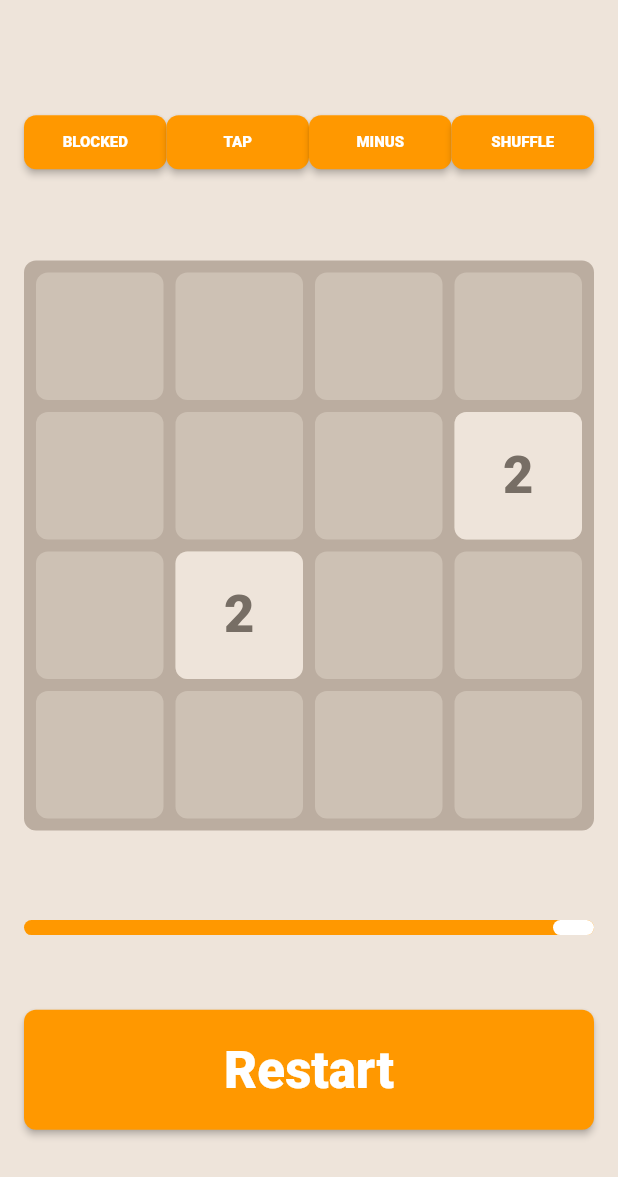
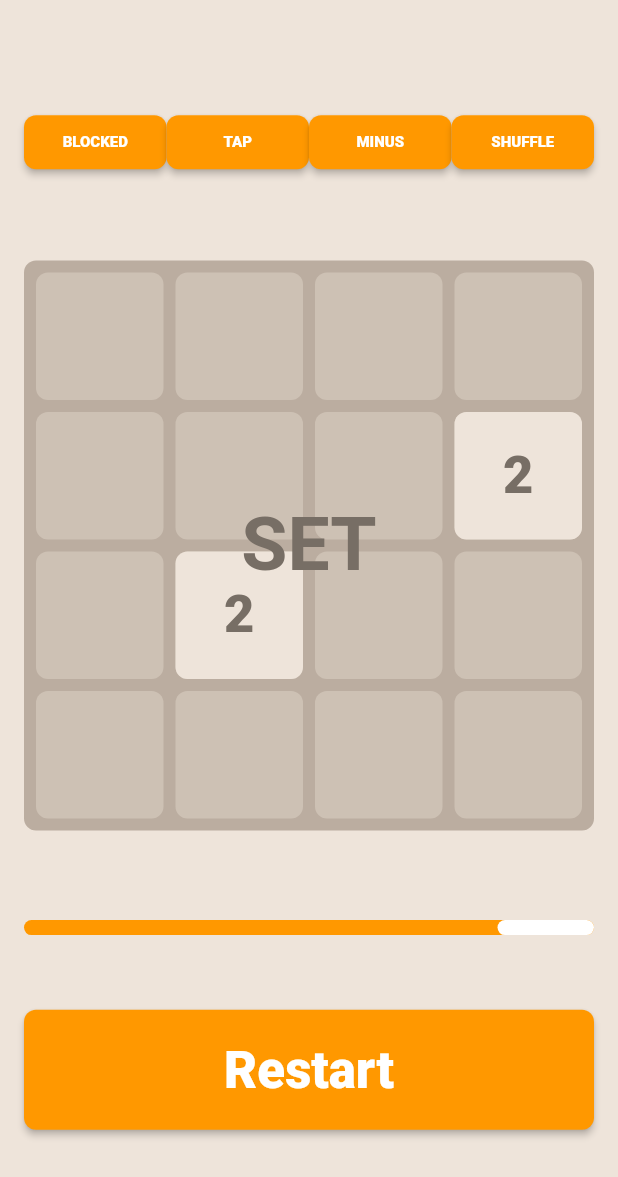
Before and after one commit to LeoPororo/tester2048, a Flutter app: the screen it shows after launch, after a tap on "Restart", on a phone screen of 412 x 824 dp. Shown: the top 1177 px of the screen. Run offline on Flutter 3.47's test engine with Material 2 defaults, Android fonts, the phone set to English and light mode, and no system bars.

Commit message:
Add Ready Set Go!

```diff
--- a/lib/main.dart
+++ b/lib/main.dart
@@ -35,6 +35,7 @@ class Home2048 extends StatefulWidget {
 class _Home2048State extends State<Home2048>
     with SingleTickerProviderStateMixin {
   Timer _timer;
+  Timer _readySetTimer;
   int counter = maxTimerInSeconds;
   AnimationController controller;
 
@@ -54,6 +55,9 @@ class _Home2048State extends State<Home2048>
   ActionMode actionMode = ActionMode.SWIPE;
   OperatorMode operatorMode = OperatorMode.ADD;
   bool isTimerOn = true;
+  bool isReady = false;
+  int readyCount = 0;
+  List<String> readySetStrings = ["READY", "SET", "GO!!!", ""];
 
   @override
   void initState() {
@@ -76,8 +80,7 @@ class _Home2048State extends State<Home2048>
         });
       }
     });
-
-    restartGame();
+    startReadySet();
   }
 
   @override
@@ -165,7 +168,14 @@ class _Home2048State extends State<Home2048>
         padding: EdgeInsets.all(16.0),
         child: Column(
           mainAxisAlignment: MainAxisAlignment.spaceEvenly,
-          children: <Widget>[
+          children: setupGameView(stackItems, gridSize),
+        ),
+      ),
+    );
+  }
+
+  List<Widget> setupGameView(List<Widget> stackItems, double gridSize) {
+    return <Widget>[
       Row(
         children: <Widget>[
           Expanded(
@@ -228,6 +238,8 @@ class _Home2048State extends State<Home2048>
           ),
         ],
       ),
+      Stack(
+        children: <Widget>[
           Container(
             child: actionMode == ActionMode.SWIPE
                 ? GestureDetector(
@@ -267,11 +279,39 @@ class _Home2048State extends State<Home2048>
             ),
           ),
           Container(
+            width: gridSize,
+            height: gridSize,
+            padding: EdgeInsets.all(4.0),
+            child: Column(
+              mainAxisAlignment: MainAxisAlignment.center,
+              crossAxisAlignment: CrossAxisAlignment.center,
+              children: <Widget>[
+                AnimatedSwitcher(
+                  duration: const Duration(milliseconds: 200),
+                  transitionBuilder:
+                      (Widget child, Animation<double> animation) {
+                    return ScaleTransition(child: child, scale: animation);
+                  },
+                  child: Text(
+                    readySetStrings[readyCount],
+                    key: ValueKey<int>(readyCount),
+                    style: TextStyle(
+                        fontSize: 50,
+                        color: greyText,
+                        fontWeight: FontWeight.bold),
+                  ),
+                )
+              ],
+            ),
+          )
+        ],
+      ),
+      Container(
         width: 400,
         child: CustomPaint(
           size: Size(10, 10),
-                painter: ProgressBarPainter(
-                    progressBarValue: counter, state: isTimerOn),
+          painter:
+              ProgressBarPainter(progressBarValue: counter, state: isTimerOn),
         ),
       ),
       Container(
@@ -287,13 +327,16 @@ class _Home2048State extends State<Home2048>
               fontWeight: FontWeight.w800,
             ),
           ),
-                onPressed: restartGame,
+          onPressed: () {
+            setState(() {
+              readyCount = 0;
+              _timer.cancel();
+              startReadySet();
+            });
+          },
         ),
       ),
-          ],
-        ),
-      ),
-    );
+    ];
   }
 
   void addNewTile(List<int> newTiles) {
@@ -310,6 +353,22 @@ class _Home2048State extends State<Home2048>
     }
   }
 
+  void startReadySet() {
+    if (_readySetTimer != null) {
+      _readySetTimer.cancel();
+    }
+    _readySetTimer = Timer.periodic(Duration(seconds: 1), (timer) {
+      setState(() {
+        if (readyCount == readySetStrings.length - 2) {
+          _readySetTimer.cancel();
+          restartGame();
+        }
+
+        readyCount += 1;
+      });
+    });
+  }
+
   void decreasingProgressBar() {
     if (_timer != null) {
       _timer.cancel();
@@ -321,7 +380,8 @@ class _Home2048State extends State<Home2048>
         } else {
           _timer.cancel();
           counter = maxTimerInSeconds;
-          restartGame();
+          readyCount = 0;
+          startReadySet();
         }
       });
     });
@@ -482,7 +542,7 @@ class _Home2048State extends State<Home2048>
     });
   }
 
-  void onEmptyTileTap(Tile tile){
+  void onEmptyTileTap(Tile tile) {
     setState(() {
       if (tapCounter == 1) {
         tapTileOne.untap(controller);
@@ -518,12 +578,10 @@ class _Home2048State extends State<Home2048>
             tapTileOne.val = 0;
 
             tapTileTwo.bounce(controller);
-            tapTileTwo.changeNumber(
-                controller, tapTileTwo.val * 2);
+            tapTileTwo.changeNumber(controller, tapTileTwo.val * 2);
             tapTileTwo.val = tapTileTwo.val * 2;
 
-            tapTileOne.moveTo(
-                controller, tapTileTwo.x, tapTileTwo.y);
+            tapTileOne.moveTo(controller, tapTileTwo.x, tapTileTwo.y);
 
             addSeconds = 1;
             addNewTile([2, 2, 2]);
```
Lines whose indentation alone changed are shown as unchanged.
